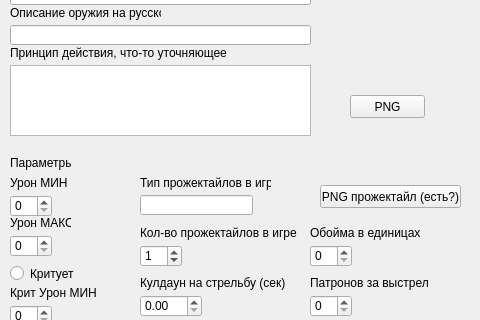
First picture: the form in EDITOR/Editor/mainwindow.ui, repository germangorodnev/ShootEmAll, before the edit; both pictures show x 0 to 480 and y 84 to 404 of the 640 by 487 pixel window.
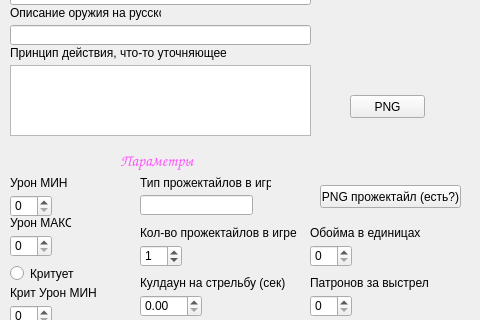
Second picture: the form after the edit.

What changed in the file:
```diff
--- a/EDITOR/Editor/mainwindow.ui
+++ b/EDITOR/Editor/mainwindow.ui
@@ -32,7 +32,7 @@
    <string/>
   </property>
   <property name="styleSheet">
-   <string notr="true">QLabel#caption {
+   <string notr="true">QLabel#caption,#params {
 	color: rgb(255, 85, 255);
 	font: 16px Comic Sans MS;
 }
@@ -146,13 +146,13 @@
      <string>PNG выстрел</string>
     </property>
    </widget>
-   <widget class="QLabel" name="label_4">
+   <widget class="QLabel" name="params">
     <property name="geometry">
      <rect>
-      <x>10</x>
-      <y>220</y>
-      <width>61</width>
-      <height>16</height>
+      <x>120</x>
+      <y>210</y>
+      <width>101</width>
+      <height>31</height>
      </rect>
     </property>
     <property name="text">
```
